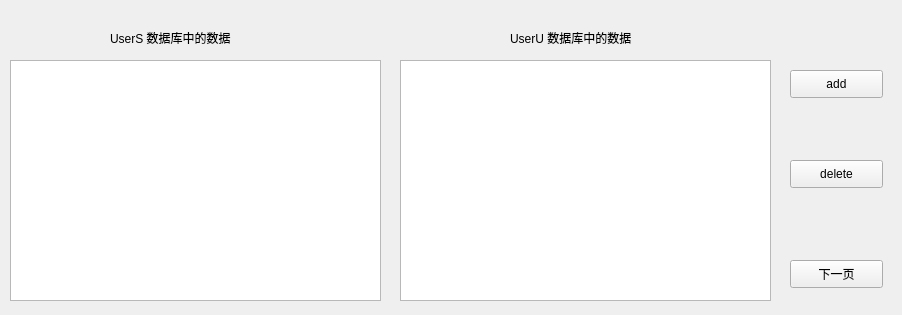
This is lab/table.ui in HongruiDuan/DatabaseLab as Qt 5 draws it before an edit. The edited form follows.
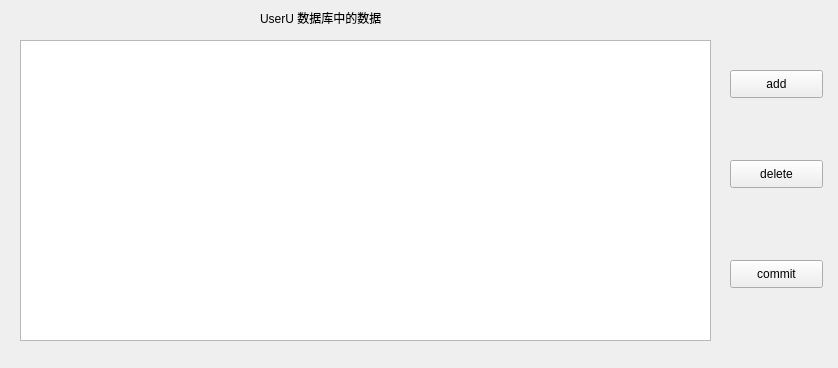
This is the edited form.

```diff
--- a/lab/table.ui
+++ b/lab/table.ui
@@ -6,40 +6,17 @@
    <rect>
     <x>0</x>
     <y>0</y>
-    <width>902</width>
-    <height>315</height>
+    <width>838</width>
+    <height>368</height>
    </rect>
   </property>
   <property name="windowTitle">
    <string>Form</string>
   </property>
-  <widget class="QLabel" name="label">
-   <property name="geometry">
-    <rect>
-     <x>110</x>
-     <y>30</y>
-     <width>151</width>
-     <height>16</height>
-    </rect>
-   </property>
-   <property name="text">
-    <string>UserS 数据库中的数据</string>
-   </property>
-  </widget>
-  <widget class="QTableView" name="tableView1">
-   <property name="geometry">
-    <rect>
-     <x>10</x>
-     <y>60</y>
-     <width>371</width>
-     <height>241</height>
-    </rect>
-   </property>
-  </widget>
   <widget class="QPushButton" name="pushButton">
    <property name="geometry">
     <rect>
-     <x>790</x>
+     <x>730</x>
      <y>160</y>
      <width>93</width>
      <height>28</height>
@@ -52,7 +29,7 @@
   <widget class="QPushButton" name="pushButton_2">
    <property name="geometry">
     <rect>
-     <x>790</x>
+     <x>730</x>
      <y>70</y>
      <width>93</width>
      <height>28</height>
@@ -65,18 +42,18 @@
   <widget class="QTableView" name="tableView2">
    <property name="geometry">
     <rect>
-     <x>400</x>
-     <y>60</y>
-     <width>371</width>
-     <height>241</height>
+     <x>20</x>
+     <y>40</y>
+     <width>691</width>
+     <height>301</height>
     </rect>
    </property>
   </widget>
   <widget class="QLabel" name="label_2">
    <property name="geometry">
     <rect>
-     <x>510</x>
-     <y>30</y>
+     <x>260</x>
+     <y>10</y>
      <width>151</width>
      <height>16</height>
     </rect>
@@ -88,14 +65,14 @@
   <widget class="QPushButton" name="Bnext">
    <property name="geometry">
     <rect>
-     <x>790</x>
+     <x>730</x>
      <y>260</y>
      <width>93</width>
      <height>28</height>
     </rect>
    </property>
    <property name="text">
-    <string>下一页</string>
+    <string>commit</string>
    </property>
   </widget>
  </widget>
```
Left out of the diff: 2 changed lines with no effect on the pictures.
